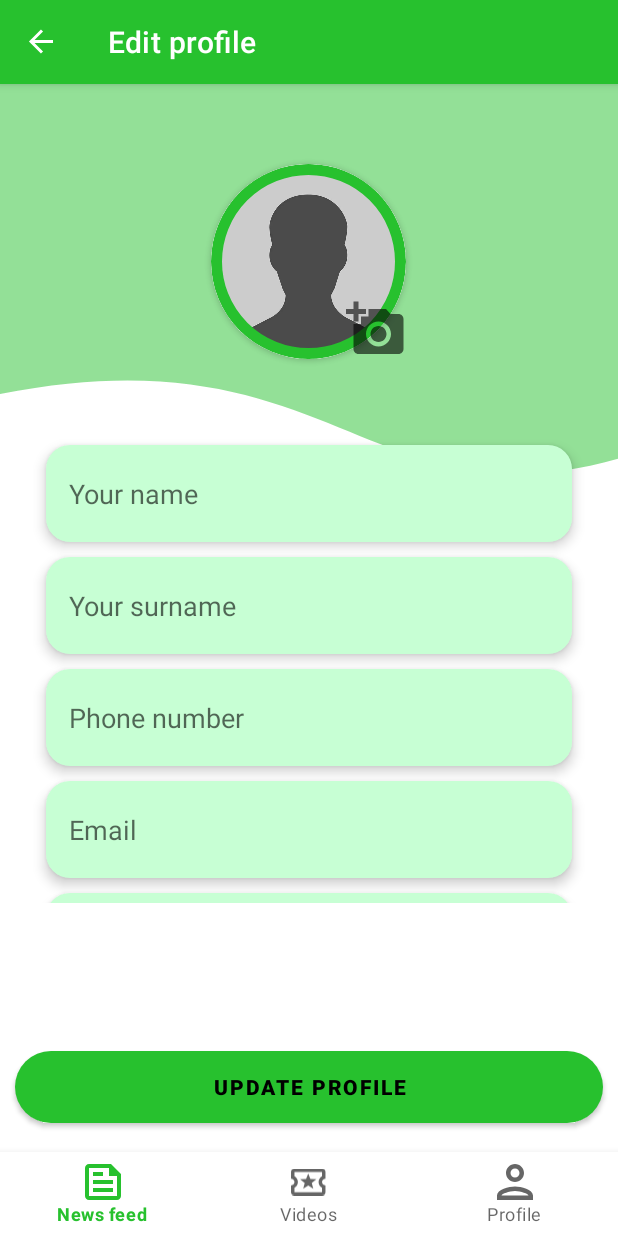
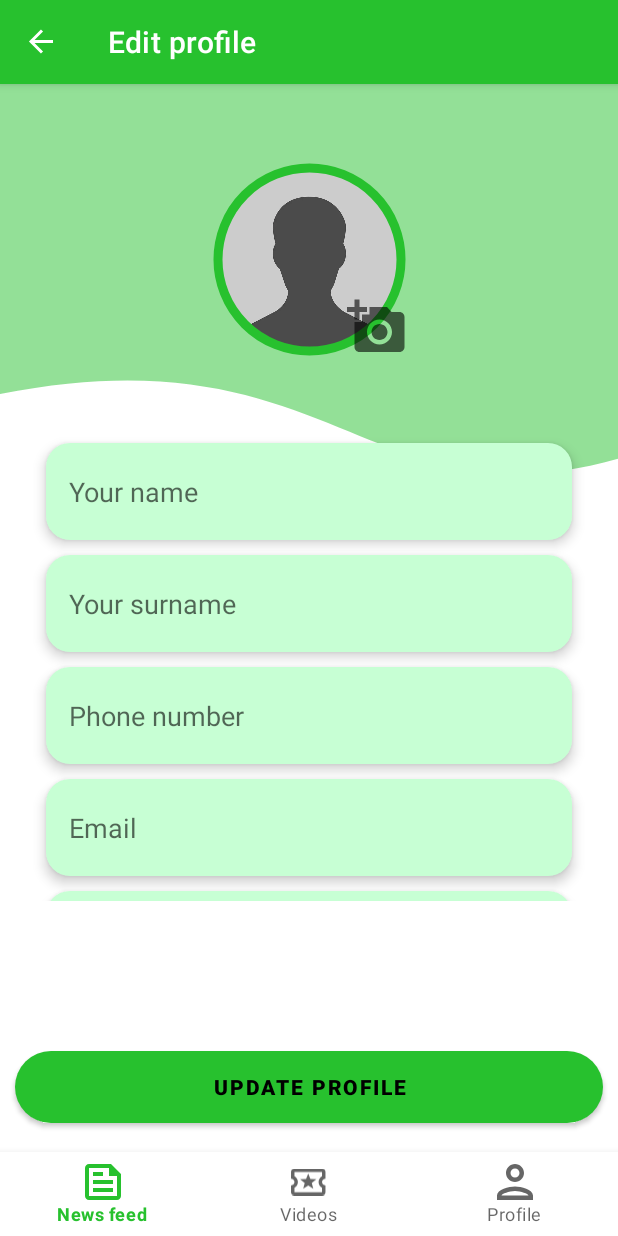
Before and after one commit to Android-Academy-Global/AndroidAcademyClient, an Android app: the EditProfileFragment screen opened through its navigation route, on a phone screen of 412 x 824 dp. Run offline under Robolectric (Android 15) with nearby library versions, the phone set to English and light mode, and no system bars; our stand-ins replace Dagger/Hilt's generated code, navigation-ui; libraries missing offline, so code that uses them is left out: by.kirich1409.viewbindingdelegate; pictures from the network do not load; 11 statements that could not run were skipped.

Commit message:
- Changed ProfileAvatar from CardView to ShapeableImageView - Transferred general dimensions to dimens file - Fixed small bugs, mentioned in review

```diff
--- a/app/src/main/java/com/academy/android/ui/profile/EditProfileFragment.kt
+++ b/app/src/main/java/com/academy/android/ui/profile/EditProfileFragment.kt
@@ -8,9 +8,7 @@ import android.os.Bundle
 import android.provider.MediaStore
 import android.text.TextUtils
 import android.util.Patterns
-import android.view.LayoutInflater
 import android.view.View
-import android.view.ViewGroup
 import android.view.animation.AnimationUtils
 import androidx.activity.result.contract.ActivityResultContracts
 import androidx.core.view.isVisible
@@ -28,7 +26,7 @@ import dagger.hilt.android.AndroidEntryPoint
 import kotlinx.coroutines.flow.collectLatest
 
 @AndroidEntryPoint
-class EditProfileFragment: Fragment(), ImagePickerDialog.ImageSelectInterface {
+class EditProfileFragment: Fragment(R.layout.fragment_edit_profile), ImagePickerDialog.ImageSelectInterface {
 
     private val editProfViewModel: ProfileViewModel by viewModels()
     private val vb by viewBinding(FragmentEditProfileBinding::bind)
@@ -71,14 +69,6 @@ class EditProfileFragment: Fragment(), ImagePickerDialog.ImageSelectInterface {
                 vb.fieldEditStatus.setText(profile.status)
             }
         }
-    }
-
-    override fun onCreateView(
-        inflater: LayoutInflater, container: ViewGroup?,
-        savedInstanceState: Bundle?
-    ): View? {
-        // Inflate the layout for this fragment
-        return inflater.inflate(R.layout.fragment_edit_profile, container, false)
     }
 
     override fun onViewCreated(view: View, savedInstanceState: Bundle?) {
--- a/app/src/main/java/com/academy/android/ui/profile/ProfileFragment.kt
+++ b/app/src/main/java/com/academy/android/ui/profile/ProfileFragment.kt
@@ -30,7 +30,7 @@ class ProfileFragment : Fragment(R.layout.fragment_profile) {
     private fun setupViews() {
         lifecycleScope.launchWhenResumed {
             profileViewModel.profileData.collectLatest { profile ->
-                vb.editProfileCard.load(profile.profPic)
+                vb.profileCard.load(profile.profPic)
                 vb.textUserEmail.text = profile.email
             }
         }
--- a/app/src/main/res/drawable/button_bg_style.xml
+++ b/app/src/main/res/drawable/button_bg_style.xml
@@ -2,7 +2,7 @@
 <shape xmlns:android="http://schemas.android.com/apk/res/android"
     android:shape="rectangle">
 
-    <solid android:color="#27C12E" />
-    <corners android:radius="50dp"/>
+    <solid android:color="?attr/colorPrimary" />
+    <corners android:radius="@dimen/btn_radius_50"/>
 
 </shape>
--- a/app/src/main/res/drawable/ic_add_picture.xml
+++ b/app/src/main/res/drawable/ic_add_picture.xml
@@ -1,6 +1,6 @@
 <vector xmlns:android="http://schemas.android.com/apk/res/android"
-    android:width="24dp"
-    android:height="24dp"
+    android:width="@dimen/btn_size_24"
+    android:height="@dimen/btn_size_24"
     android:viewportWidth="24"
     android:viewportHeight="24"
     android:tint="?attr/colorControlNormal">
--- a/app/src/main/res/drawable/ic_arrow_back.xml
+++ b/app/src/main/res/drawable/ic_arrow_back.xml
@@ -1,6 +1,6 @@
 <vector xmlns:android="http://schemas.android.com/apk/res/android"
-    android:width="24dp"
-    android:height="24dp"
+    android:width="@dimen/btn_size_24"
+    android:height="@dimen/btn_size_24"
     android:viewportWidth="24"
     android:viewportHeight="24"
     android:tint="?attr/colorControlNormal"
--- a/app/src/main/res/drawable/ic_arrow_forward.xml
+++ b/app/src/main/res/drawable/ic_arrow_forward.xml
@@ -1,6 +1,6 @@
 <vector xmlns:android="http://schemas.android.com/apk/res/android"
-    android:width="24dp"
-    android:height="24dp"
+    android:width="@dimen/btn_size_24"
+    android:height="@dimen/btn_size_24"
     android:viewportWidth="24"
     android:viewportHeight="24"
     android:tint="?attr/colorControlNormal"
--- a/app/src/main/res/drawable/ic_camera_picker.xml
+++ b/app/src/main/res/drawable/ic_camera_picker.xml
@@ -1,6 +1,6 @@
 <vector xmlns:android="http://schemas.android.com/apk/res/android"
-    android:width="24dp"
-    android:height="24dp"
+    android:width="@dimen/btn_size_24"
+    android:height="@dimen/btn_size_24"
     android:viewportWidth="24"
     android:viewportHeight="24"
     android:tint="?attr/colorControlNormal">
--- a/app/src/main/res/drawable/ic_gallery_picker.xml
+++ b/app/src/main/res/drawable/ic_gallery_picker.xml
@@ -1,6 +1,6 @@
 <vector xmlns:android="http://schemas.android.com/apk/res/android"
-    android:width="24dp"
-    android:height="24dp"
+    android:width="@dimen/btn_size_24"
+    android:height="@dimen/btn_size_24"
     android:viewportWidth="24"
     android:viewportHeight="24"
     android:tint="?attr/colorControlNormal">
--- a/app/src/main/res/layout/fragment_edit_profile.xml
+++ b/app/src/main/res/layout/fragment_edit_profile.xml
@@ -7,32 +7,20 @@
     android:layout_height="match_parent"
     tools:context=".ui.profile.EditProfileFragment">
 
-    <androidx.cardview.widget.CardView
-        android:id="@+id/editProfileCard"
+    <com.google.android.material.imageview.ShapeableImageView
+        android:id="@+id/profilePicture"
         android:layout_width="130dp"
         android:layout_height="130dp"
-        app:cardCornerRadius="65dp"
-        android:layout_marginTop="53dp"
+        android:layout_marginTop="52dp"
+        android:padding="4dp"
+        android:scaleType="centerCrop"
+        android:src="@drawable/avatar_placeholder"
         app:layout_constraintEnd_toEndOf="parent"
-        app:layout_constraintHorizontal_bias="0.498"
         app:layout_constraintStart_toStartOf="parent"
         app:layout_constraintTop_toTopOf="parent"
-        >
-
-        <ImageView
-            android:id="@+id/profilePicture"
-            android:layout_width="match_parent"
-            android:layout_height="match_parent"
-            android:scaleType="centerCrop"
-            android:src="@drawable/avatar_placeholder" />
-
-        <ImageView
-            android:id="@+id/profAvaBorder"
-            android:layout_width="match_parent"
-            android:layout_height="match_parent"
-            android:src="@drawable/profile_image_border"/>
-
-    </androidx.cardview.widget.CardView>
+        app:shapeAppearanceOverlay="@style/ShapeAppearance.CircularBorder"
+        app:strokeColor="?attr/colorPrimary"
+        app:strokeWidth="6dp" />
 
     <ImageView
         android:id="@+id/selectPic"
@@ -40,8 +28,8 @@
         android:layout_height="40dp"
         android:src="@drawable/ic_add_picture"
         android:elevation="10dp"
-        app:layout_constraintBottom_toBottomOf="@+id/editProfileCard"
-        app:layout_constraintEnd_toEndOf="@+id/editProfileCard" />
+        app:layout_constraintBottom_toBottomOf="@+id/profilePicture"
+        app:layout_constraintEnd_toEndOf="@+id/profilePicture" />
 
     <androidx.core.widget.NestedScrollView
         android:id="@+id/fieldsScroll"
@@ -53,7 +41,7 @@
         android:layout_marginStart="15dp"
         android:layout_marginEnd="15dp"
         app:layout_constraintStart_toStartOf="parent"
-        app:layout_constraintTop_toBottomOf="@id/editProfileCard">
+        app:layout_constraintTop_toBottomOf="@id/profilePicture">
 
         <androidx.constraintlayout.widget.ConstraintLayout
             android:layout_width="match_parent"
--- a/app/src/main/res/values/dimens.xml
+++ b/app/src/main/res/values/dimens.xml
@@ -11,6 +11,15 @@
     <dimen name="spacing_24">24dp</dimen>
     <dimen name="spacing_32">32dp</dimen>
 
+    <dimen name="btn_radius_50">50dp</dimen>
+    <dimen name="btn_radius_24">24dp</dimen>
+    <dimen name="btn_size_24">24dp</dimen>
+
+    <dimen name="btn_margin_10">10dp</dimen>
+    <dimen name="dialog_btn_size">100dp</dimen>
+
+    <dimen name="text_16">16sp</dimen>
+
     <dimen name="news__card_corner_radius">25dp</dimen>
     <dimen name="news__item_picture_height">200dp</dimen>
     <dimen name="news__card_elevation">16dp</dimen>
--- a/app/src/main/res/values/themes.xml
+++ b/app/src/main/res/values/themes.xml
@@ -6,8 +6,8 @@
         <item name="colorPrimaryVariant">@color/green</item>
         <item name="colorOnPrimary">@color/black</item>
         <!-- Secondary brand color. -->
-        <item name="colorSecondary">@color/teal_200</item>
-        <item name="colorSecondaryVariant">@color/teal_700</item>
+        <item name="colorSecondary">@color/light_green</item>
+        <item name="colorSecondaryVariant">@color/dark_green</item>
         <item name="colorOnSecondary">@color/black</item>
         <!-- Status bar color. -->
         <item name="android:statusBarColor" tools:targetApi="l">?attr/colorPrimary</item>
@@ -32,4 +32,9 @@
         <item name="tabTextColor">?attr/colorOnPrimary</item>
     </style>
 
+    <style name="ShapeAppearance.CircularBorder" parent="">
+        <item name="cornerFamily">rounded</item>
+        <item name="cornerSize">50%</item>
+    </style>
+
 </resources>
```
Also changed, not shown: app/src/main/java/com/academy/android/ui/profile/ImagePickerDialog.kt (+1 -11 lines), app/src/main/java/com/academy/android/ui/profile/ProfBecomeSpeakerFragment.kt (+1 -12 lines), app/src/main/res/layout/add_prof_pic_dialog.xml (+13 -13 lines), app/src/main/res/layout/fragment_profile.xml (+8 -18 lines).
